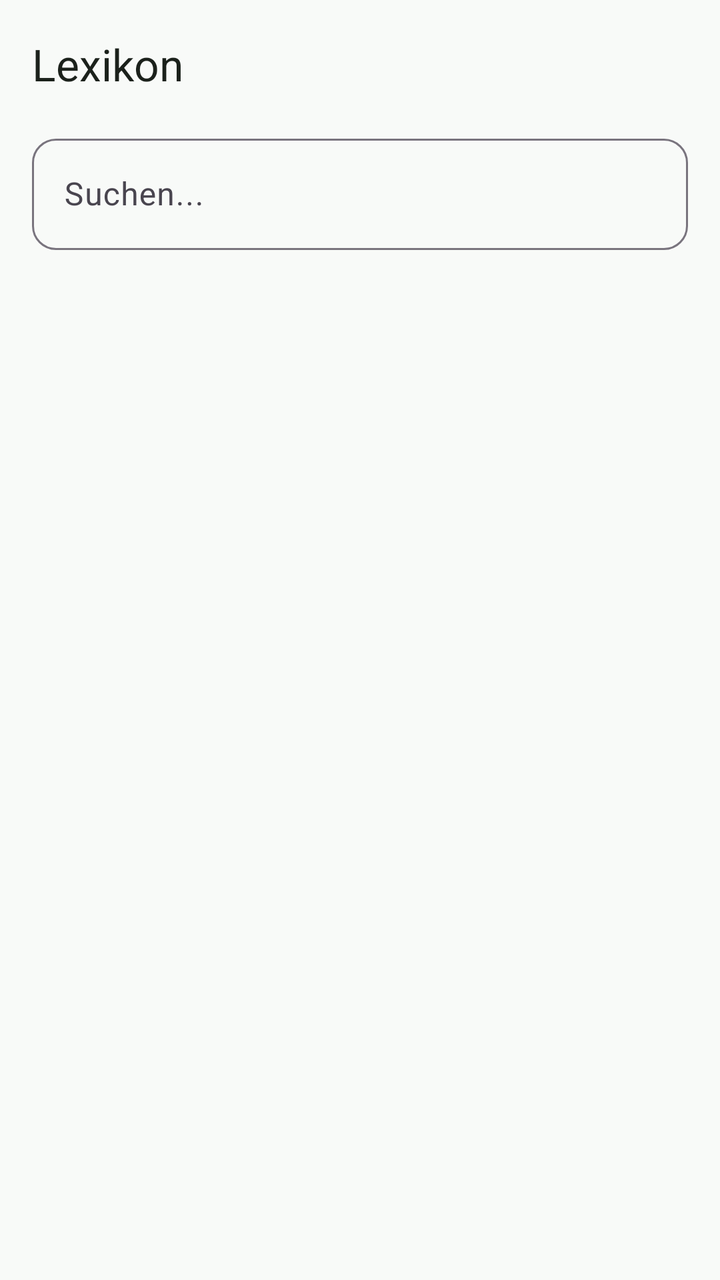
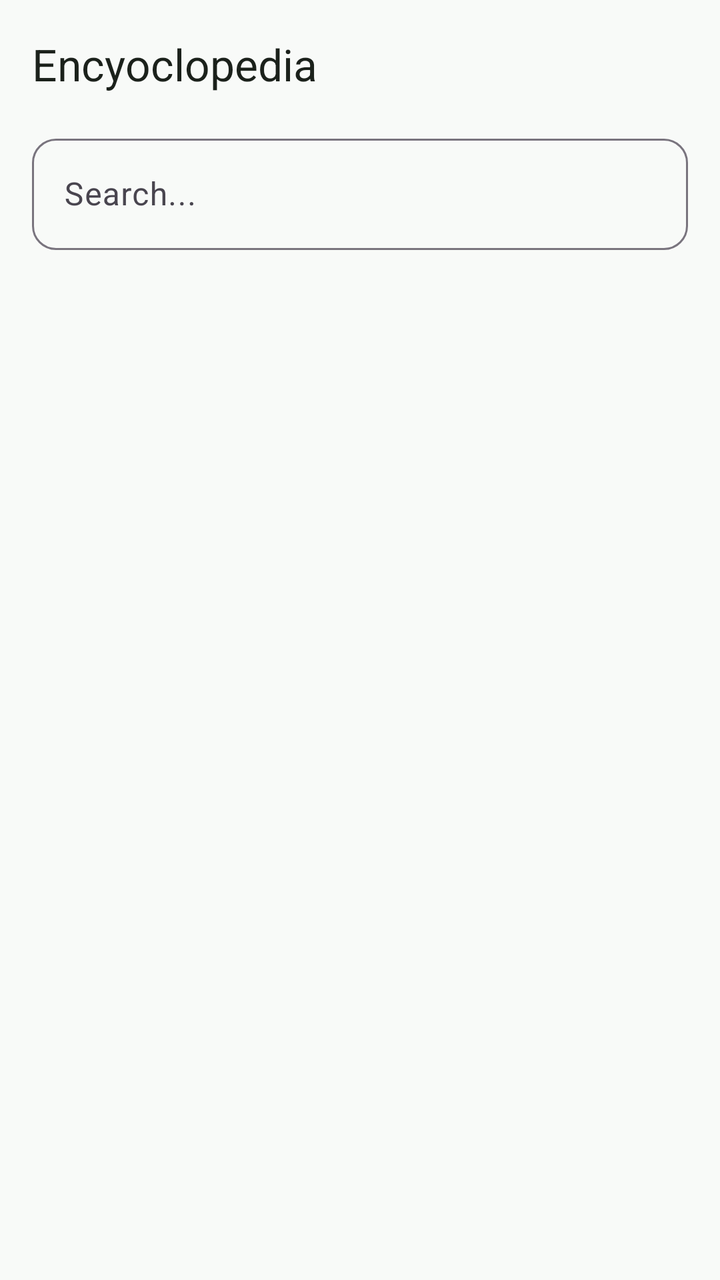

Screens rendered from an Android XML layout before and after an edit, with the pre-edit source and the edit as a unified diff.
<!-- AndroidManifest.xml: activity theme Theme.Plant_sensor -->
<!-- res/layout/activity_encyclopedia.xml -->
<?xml version="1.0" encoding="utf-8"?>
<RelativeLayout xmlns:android="http://schemas.android.com/apk/res/android"
    xmlns:app="http://schemas.android.com/apk/res-auto"
    android:layout_width="match_parent"
    android:layout_height="match_parent"
    android:background="@color/background_light">

    <com.google.android.material.appbar.AppBarLayout
        android:id="@+id/appBarEncyclopedia"
        android:layout_width="match_parent"
        android:layout_height="wrap_content"
        android:background="@color/background_light"
        app:elevation="0dp">

        <androidx.appcompat.widget.Toolbar
            android:id="@+id/toolbarEncyclopedia"
            android:layout_width="match_parent"
            android:layout_height="?attr/actionBarSize"
            app:title="Lexikon"
            app:titleTextColor="@color/text_main" />

        <com.google.android.material.textfield.TextInputLayout
            android:id="@+id/searchLayout"
            android:layout_width="match_parent"
            android:layout_height="wrap_content"
            android:layout_marginHorizontal="16dp"
            android:layout_marginBottom="16dp"
            app:boxCornerRadiusBottomEnd="12dp"
            app:boxCornerRadiusBottomStart="12dp"
            app:boxCornerRadiusTopEnd="12dp"
            app:boxCornerRadiusTopStart="12dp"
            android:hint="Suchen...">

            <com.google.android.material.textfield.TextInputEditText
                android:id="@+id/editSearchEncyclopedia"
                android:layout_width="match_parent"
                android:layout_height="wrap_content"
                android:inputType="text"
                android:maxLines="1" />
        </com.google.android.material.textfield.TextInputLayout>
    </com.google.android.material.appbar.AppBarLayout>

    <androidx.recyclerview.widget.RecyclerView
        android:id="@+id/recyclerViewEncyclopedia"
        android:layout_width="match_parent"
        android:layout_height="match_parent"
        android:layout_below="@id/appBarEncyclopedia"
        android:clipToPadding="false"
        android:padding="8dp" />

    <ProgressBar
        android:id="@+id/progressBarEncyclopedia"
        android:layout_width="wrap_content"
        android:layout_height="wrap_content"
        android:layout_centerInParent="true"
        android:visibility="gone" />

</RelativeLayout>
<!-- resources referenced by this layout -->
<resources>
  <color name="background_light">#F8FAF8</color>
  <color name="text_main">#1B211B</color>
  <style name="Theme.Plant_sensor" parent="Base.Theme.Plant_sensor" />
  <style name="Base.Theme.Plant_sensor" parent="Theme.Material3.DayNight.NoActionBar">
          <item name="colorPrimary">@color/primary</item>
          <item name="colorOnPrimary">@color/surface</item>
          <item name="colorPrimaryContainer">@color/primary_light</item>
          <item name="colorOnPrimaryContainer">@color/primary_dark</item>
  
          <item name="android:windowBackground">@color/background_light</item>
          <item name="android:statusBarColor">@color/background_light</item>
          <item name="android:windowLightStatusBar">true</item>
      </style>
  <color name="primary">#2E7D32</color>
  <color name="surface">#FFFFFF</color>
  <color name="primary_light">#E8F5E9</color>
  <color name="primary_dark">#1B5E20</color>
</resources>

<!-- the commit's change to res/layout/activity_encyclopedia.xml (unified diff, before → after) -->
@@ -16,7 +16,7 @@
             android:id="@+id/toolbarEncyclopedia"
             android:layout_width="match_parent"
             android:layout_height="?attr/actionBarSize"
-            app:title="Lexikon"
+            app:title="Encyoclopedia"
             app:titleTextColor="@color/text_main" />
 
         <com.google.android.material.textfield.TextInputLayout
@@ -29,7 +29,7 @@
             app:boxCornerRadiusBottomStart="12dp"
             app:boxCornerRadiusTopEnd="12dp"
             app:boxCornerRadiusTopStart="12dp"
-            android:hint="Suchen...">
+            android:hint="Search...">
 
             <com.google.android.material.textfield.TextInputEditText
                 android:id="@+id/editSearchEncyclopedia"
